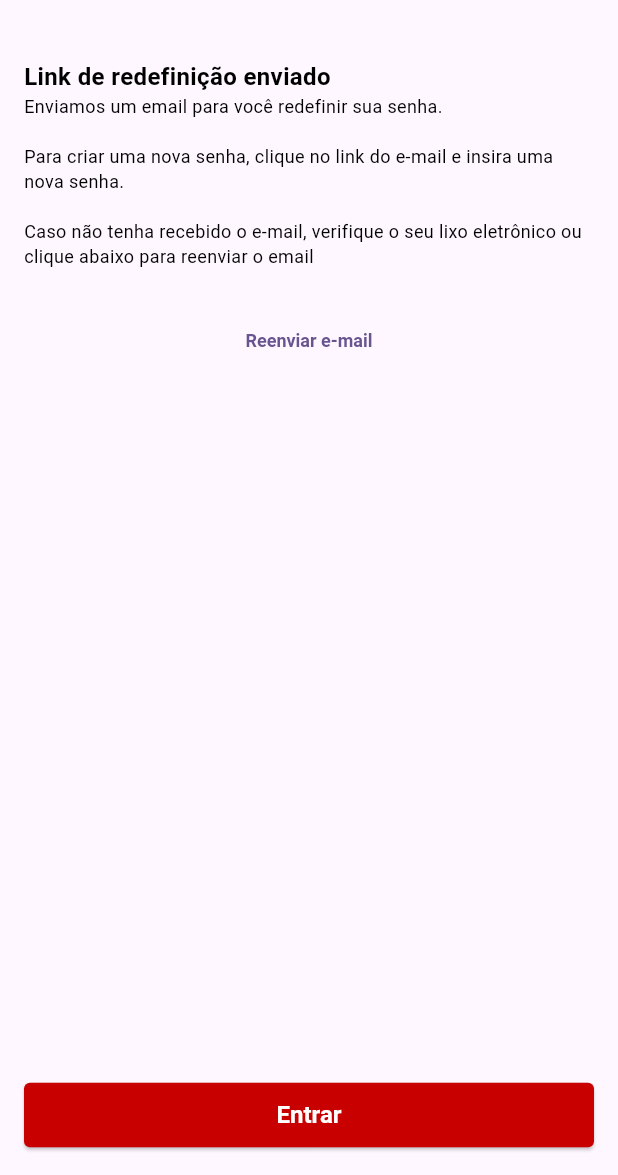
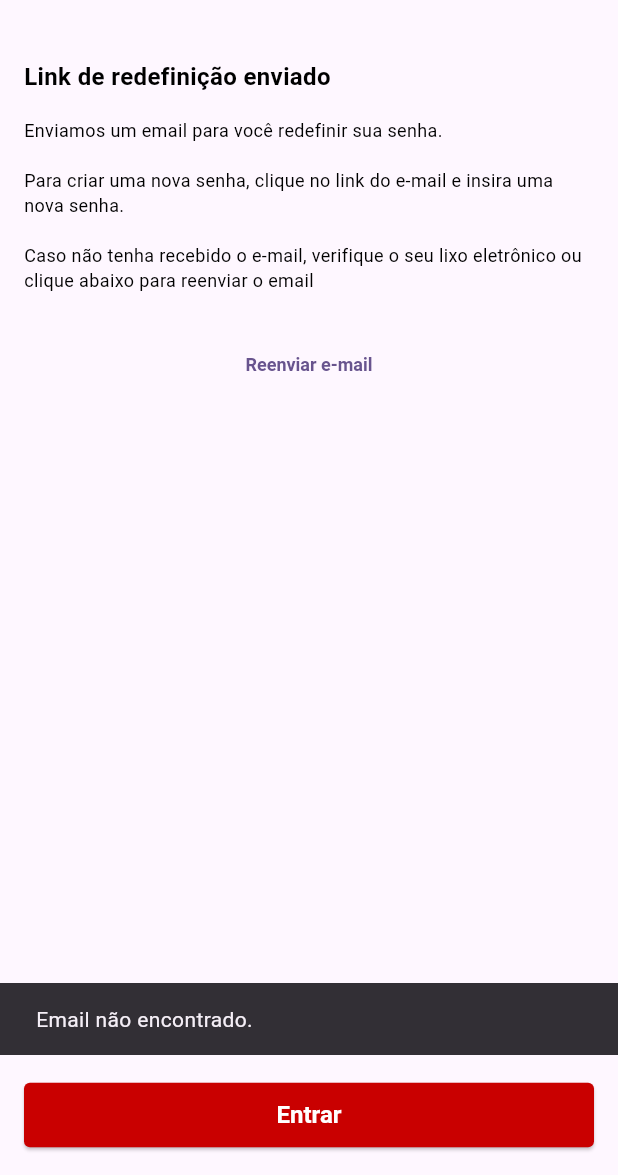
Before and after one commit to joas-barros/frc_prototype, a Flutter app: the ForgotPasswordMessage screen opened by its route, after a tap on "Reenviar e-mail", on a phone screen of 412 x 824 dp, the part 61-1236 px from its top. Run offline on Flutter 3.47's test engine with Material 3 defaults, Android fonts, the phone set to English and light mode, and no system bars; our stand-ins replace app_links, flutter_dotenv, flutter_svg, supabase_flutter; accounts and stored records are empty.

Commit message:
feat: Implement password recover

```diff
--- a/lib/app/app_widget.dart
+++ b/lib/app/app_widget.dart
@@ -1,6 +1,7 @@
 import 'package:florida_rental_car/app/ui/core/app_colors.dart';
 import 'package:florida_rental_car/app/ui/core/app_routes.dart';
 import 'package:florida_rental_car/app/ui/pages/auth/auth_page.dart';
+import 'package:florida_rental_car/app/ui/pages/forgot_password/create_new_password.dart';
 import 'package:florida_rental_car/app/ui/pages/forgot_password/forgot_password_email_page.dart';
 import 'package:florida_rental_car/app/ui/pages/forgot_password/forgot_password_message.dart';
 import 'package:florida_rental_car/app/ui/pages/home/home_page.dart';
@@ -43,6 +44,7 @@ class MyApp extends StatelessWidget {
         AppRoutes.register: (context) => RegisterPage(),
         AppRoutes.forgotPasswordEmail: (context) => ForgotPasswordEmailPage(),
         AppRoutes.forgotPasswordMessage: (context) => ForgotPasswordMessage(),
+        AppRoutes.createNewPassword: (context) => CreateNewPassword(),
       },
     );
   }
--- a/lib/app/ui/core/app_routes.dart
+++ b/lib/app/ui/core/app_routes.dart
@@ -6,6 +6,7 @@ class AppRoutes {
   static const String register2 = '/register_2';
   static const String forgotPasswordEmail = '/forgot-password-email';
   static const String forgotPasswordMessage = '/forgot-password-message';
+  static const String createNewPassword = '/create-new-password';
   static const String profile = '/profile';
   static const String settings = '/settings';
 }
--- a/lib/app/ui/pages/forgot_password/forgot_password_message.dart
+++ b/lib/app/ui/pages/forgot_password/forgot_password_message.dart
@@ -1,7 +1,13 @@
+import 'package:florida_rental_car/app/data/auth/auth_service.dart';
 import 'package:flutter/material.dart';
+import 'package:supabase_flutter/supabase_flutter.dart';
 
 class ForgotPasswordMessage extends StatelessWidget {
-  const ForgotPasswordMessage({super.key});
+  final String? email;
+
+  final AuthService _authService = AuthService(Supabase.instance.client);
+
+  ForgotPasswordMessage({super.key, this.email});
 
   @override
   Widget build(BuildContext context) {
@@ -30,6 +36,7 @@ class ForgotPasswordMessage extends StatelessWidget {
                 fontWeight: FontWeight.w600,
               ),
             ),
+            const SizedBox(height: 16),
             Column(
               crossAxisAlignment: CrossAxisAlignment.stretch,
               spacing: 16,
@@ -62,7 +69,7 @@ class ForgotPasswordMessage extends StatelessWidget {
             ),
             const SizedBox(height: 24),
             TextButton(
-              onPressed: () {},
+              onPressed: () => _handleRequestPasswordReset(context),
               style: TextButton.styleFrom(
                 textStyle: const TextStyle(
                   fontSize: 12,
@@ -85,4 +92,21 @@ class ForgotPasswordMessage extends StatelessWidget {
       ),
     );
   }
+
+  _handleRequestPasswordReset(BuildContext context) {
+    if (email != null) {
+      _authService.requestPasswordReset(email!);
+      ScaffoldMessenger.of(context).showSnackBar(
+        const SnackBar(
+          content: Text('Email reenviado com sucesso!'),
+        ),
+      );
+    } else {
+      ScaffoldMessenger.of(context).showSnackBar(
+        const SnackBar(
+          content: Text('Email não encontrado.'),
+        ),
+      );
+    }
+  }
 }
--- a/lib/app/ui/pages/sign-up/register_page_2.dart
+++ b/lib/app/ui/pages/sign-up/register_page_2.dart
@@ -318,7 +318,7 @@ class _RegisterPage2State extends State<RegisterPage2> {
     });
 
     try {
-      final response = await _authService.signUpWithDetails(
+      await _authService.signUpWithDetails(
         profile: widget.profileModel,
         email: email,
         password: password,
--- a/pubspec.yaml
+++ b/pubspec.yaml
@@ -37,6 +37,7 @@ dependencies:
   supabase_flutter: ^2.8.4
   flutter_dotenv: ^5.2.1
   flutter_svg: ^2.1.0
+  app_links: ^6.3.3
 
 dev_dependencies:
   flutter_test:
```
Also changed, not shown: lib/app/data/auth/auth_service.dart (+28 -0 lines), lib/app/ui/pages/forgot_password/create_new_password.dart (+63 -5 lines), lib/app/ui/pages/forgot_password/forgot_password_email_page.dart (+56 -5 lines), pubspec.lock, 1 other file.
